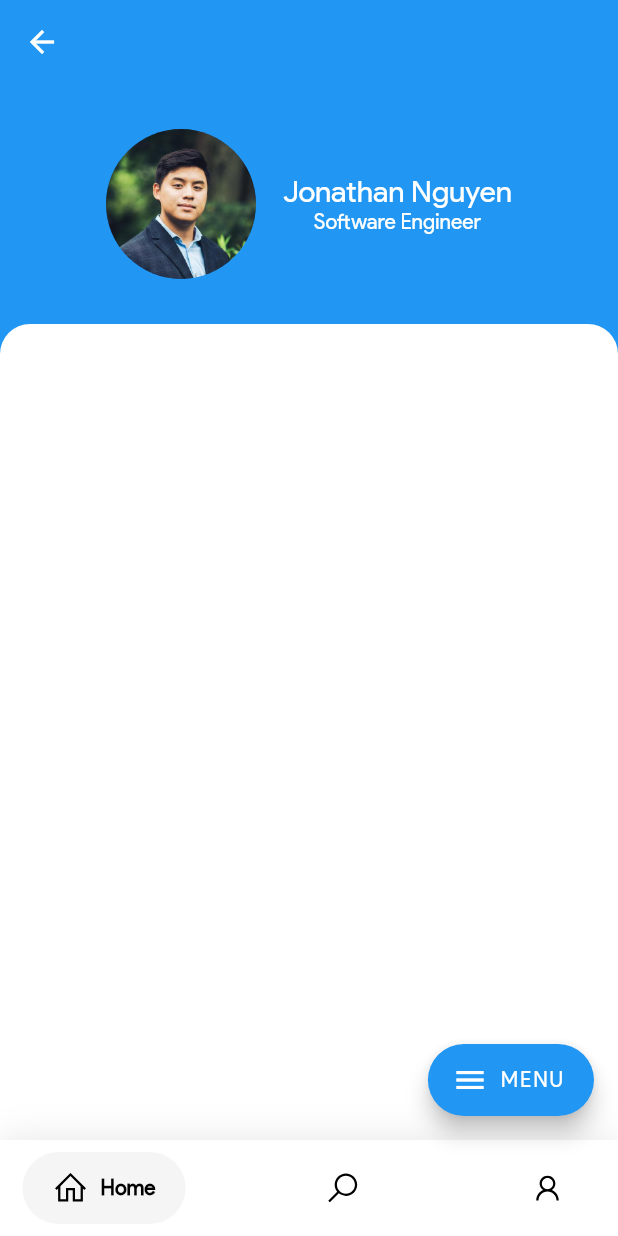
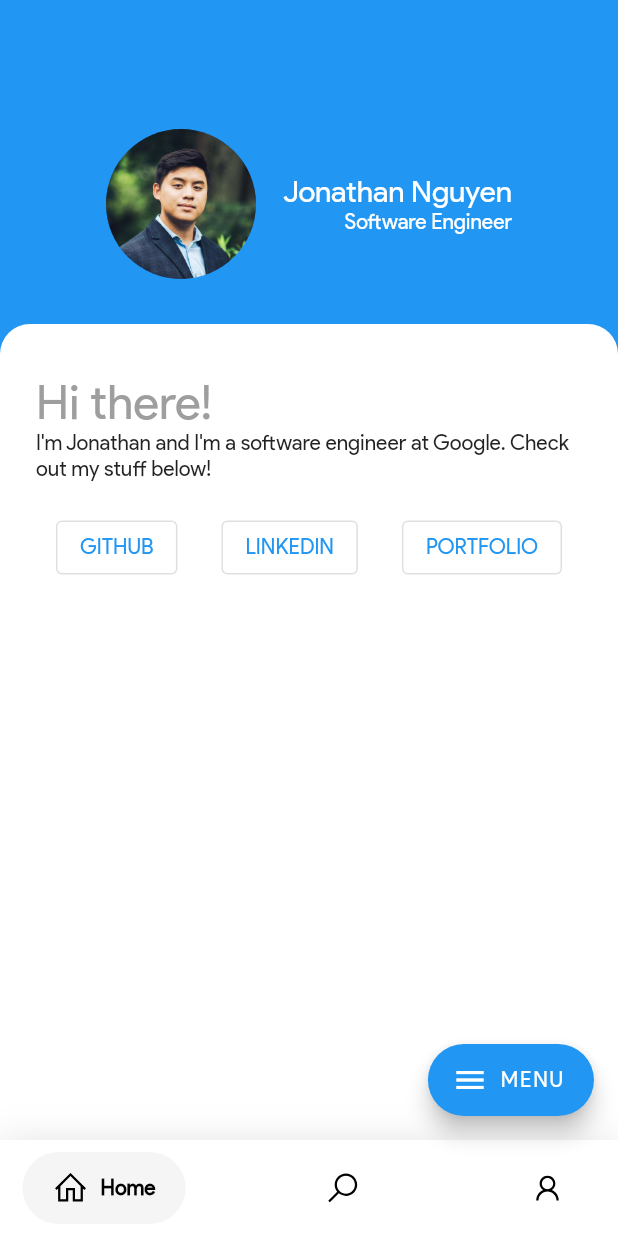
Before and after one commit to jnguyen7410/jurytan_portfolio_app, a Flutter app: the MyHomePage screen opened directly, on a phone screen of 412 x 824 dp. Run offline on Flutter 3.47's test engine with Material 2 defaults, Android fonts, the light colour scheme and no system bars; drawn by our look-alikes of google_nav_bar; our stand-ins replace line_icons.

Commit message:
Added links for websites

```diff
--- a/lib/layouts/home_page.dart
+++ b/lib/layouts/home_page.dart
@@ -1,8 +1,13 @@
+import 'dart:async';
 import 'package:flutter/material.dart';
 import 'package:jurytan_portfolio_app/utilities/constants.dart';
 import 'package:jurytan_portfolio_app/widgets/fancy_navigation_bar.dart';
+import 'package:url_launcher/url_launcher.dart';
 
 class MyHomePage extends StatelessWidget {
+  void _launchURL(String url) async => await launch(url);
+  // await canLaunch(url) ? await launch(url) : throw 'Could not launch $url';
+
   @override
   Widget build(BuildContext context) {
     return Scaffold(
@@ -32,6 +37,7 @@ class MyHomePage extends StatelessWidget {
                   Padding(
                     padding: const EdgeInsets.only(left: 9),
                     child: Column(
+                      crossAxisAlignment: CrossAxisAlignment.end,
                       children: [
                         Text(
                           'Jonathan Nguyen',
@@ -57,6 +63,73 @@ class MyHomePage extends StatelessWidget {
               child: Container(
                 decoration: kRoundedTopDecoration,
                 width: double.infinity,
+                padding: EdgeInsets.all(8.0),
+                child: Column(
+                  children: [
+                    Container(
+                      width: double.infinity,
+                      alignment: Alignment.centerLeft,
+                      child: Padding(
+                        padding: const EdgeInsets.only(
+                          top: 24.0,
+                          left: 16.0,
+                        ),
+                        child: Text(
+                          'Hi there!',
+                          style: TextStyle(
+                            color: Colors.grey,
+                            fontSize: 32,
+                          ),
+                        ),
+                      ),
+                    ),
+                    Padding(
+                      padding: const EdgeInsets.symmetric(
+                        horizontal: 16.0,
+                      ),
+                      child: Text(
+                        "I'm Jonathan and I'm a software engineer at Google. Check out my stuff below!",
+                        style: TextStyle(
+                          fontSize: 14.0,
+                        ),
+                      ),
+                    ),
+                    Padding(
+                      padding: const EdgeInsets.only(
+                        top: 20.0,
+                      ),
+                      child: Row(
+                        mainAxisAlignment: MainAxisAlignment.spaceEvenly,
+                        children: [
+                          OutlinedButton(
+                            onPressed: () {
+                              _launchURL('https://github.com/jnguyen7410');
+                            },
+                            child: Text(
+                              'GITHUB',
+                            ),
+                          ),
+                          OutlinedButton(
+                            onPressed: () {
+                              _launchURL('https://bit.ly/jnguyenLI');
+                            },
+                            child: Text(
+                              'LINKEDIN',
+                            ),
+                          ),
+                          OutlinedButton(
+                            onPressed: () {
+                              _launchURL('http://nguyeningcode.com');
+                            },
+                            child: Text(
+                              'PORTFOLIO',
+                            ),
+                          ),
+                        ],
+                      ),
+                    ),
+                  ],
+                ),
               ),
             )
           ],
--- a/lib/main.dart
+++ b/lib/main.dart
@@ -17,8 +17,8 @@ class MyApp extends StatelessWidget {
         fontFamily: 'Product Sans',
       ),
       debugShowCheckedModeBanner: false,
-      // home: MyHomePage(),
-      home: TimelinePage(),
+      home: MyHomePage(),
+      // home: TimelinePage(),
     );
   }
 }
--- a/pubspec.yaml
+++ b/pubspec.yaml
@@ -31,6 +31,7 @@ dependencies:
   google_nav_bar: ^5.0.3
   line_icons: ^2.0.1
   expandable: ^5.0.1
+  url_launcher: ^6.0.3
 
 dev_dependencies:
   flutter_test:
```
Also changed, not shown: pubspec.lock, 1 other file.
